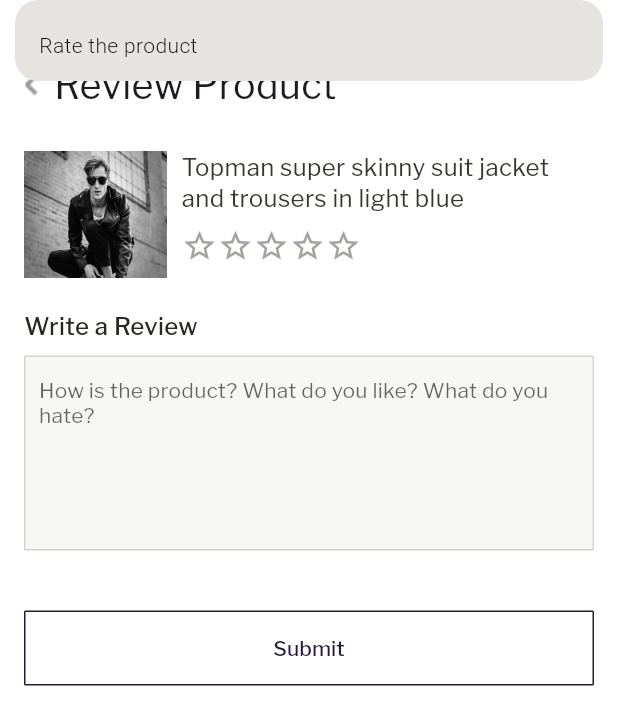
After one commit to LaFetch2026/Lf_Application_Production, a Flutter app: the ReviewproductsScreen screen opened directly, after a tap on "Submit", on a phone screen of 412 x 824 dp. The commit adds this screen. Shown: the top 725 px of the screen. Run offline on Flutter 3.47's test engine with Material 2 defaults, Android fonts, the phone set to English and light mode, and no system bars; drawn by our look-alikes of getwidget; our stand-ins replace cached_network_image, dropdown_button2, flutter_cache_manager, flutter_otp_text_field, flutter_rating_bar, flutter_screenutil and 4 more; missing offline and left inert: razorpay_flutter; accounts and stored records are empty; network calls fail.

Commit message:
added review api

```diff
--- /dev/null
+++ b/lib/controller/review_controller.dart
@@ -0,0 +1,70 @@
+// ignore_for_file: avoid_print
+
+import 'dart:convert';
+import 'package:flutter/cupertino.dart';
+import 'package:get/get.dart';
+import 'package:lafetch/controller/base_controller.dart';
+import 'package:shared_preferences/shared_preferences.dart';
+import 'package:http/http.dart' as http;
+import 'package:lafetch/commonwidget/common_widgets.dart';
+import '../utils/constants.dart';
+
+class ReviewController extends BaseController {
+  RxDouble rating = 0.0.obs;
+  final comment = TextEditingController();
+
+  bool checkReviewValidation() {
+    if (rating.value == 0.0) {
+      getSnackBar(
+        "Rate the product",
+      );
+      return false;
+    }
+    if (comment.text.toString().trim().isEmpty) {
+      getSnackBar(
+        "Enter Review",
+      );
+      return false;
+    }
+    return true;
+  }
+
+  callAddReview(int id) async {
+    showLoading();
+    final prefs = await SharedPreferences.getInstance();
+    try {
+      final Map<String, dynamic> sendData = {
+        "comment": comment.text.toString().trim(),
+        "rating": rating.value,
+      };
+      var response = await http.put(
+          Uri.parse("${ApiConstants.baseUrl}/products/$id/reviews"),
+          headers: <String, String>{
+            'Accept': 'application/json; charset=UTF-8',
+            'Content-Type': 'application/json;charset=UTF-8',
+            "Authorization": "Bearer ${prefs.getString('token')} ",
+          },
+          body: json.encode(sendData));
+      if (response.statusCode == 200) {
+        getSnackBar("Review added");
+        Get.close(1);
+      } else if (response.statusCode == 201) {
+        getSnackBar("Review added");
+        print(response.body);
+        Get.close(1);
+      } else if (response.statusCode == 400) {
+        print(response.body);
+      } else if (response.statusCode == 500) {
+        getSnackBar("Server Error");
+      } else if (response.statusCode == 401) {
+        getSnackBar("Authentication failed");
+      } else {
+        print(response.statusCode);
+        print(response.body);
+      }
+    } catch (e) {
+      print(e.toString());
+    }
+    hideLoading();
+  }
+}
--- a/lib/screens/accountscreen.dart
+++ b/lib/screens/accountscreen.dart
@@ -13,6 +13,7 @@ import 'package:lafetch/screens/account/saved_address.dart';
 import 'package:lafetch/screens/cartscreen.dart';
 import 'package:lafetch/screens/editprofilescreen.dart';
 import 'package:lafetch/screens/orderexchangescreen.dart';
+import 'package:lafetch/screens/reviewproducts.dart';
 import '../commonwidget/app_text.dart';
 import '../utils/constants.dart';
 
@@ -356,7 +357,9 @@ class AccountScreenState extends State<AccountScreen> {
                             crossAxisAlignment: CrossAxisAlignment.start,
                             children: [
                               GestureDetector(
-                                onTap: () {},
+                                onTap: () {
+                                  Get.to(const ReviewproductsScreen());
+                                },
                                 child: Padding(
                                   padding: const EdgeInsets.only(
                                       top: 20, left: 16, right: 16),
--- /dev/null
+++ b/lib/screens/reviewproducts.dart
@@ -0,0 +1,173 @@
+// ignore_for_file: avoid_print
+
+import 'package:flutter/material.dart';
+import 'package:flutter_screenutil/flutter_screenutil.dart';
+import 'package:get/get.dart';
+import 'package:getwidget/getwidget.dart';
+import 'package:lafetch/commonwidget/common_widgets.dart';
+import 'package:lafetch/controller/review_controller.dart';
+import '../commonwidget/app_text.dart';
+import '../commonwidget/appbarwidgets/backbutton_appbar.dart';
+import '../utils/constants.dart';
+
+class ReviewproductsScreen extends StatefulWidget {
+  const ReviewproductsScreen({super.key});
+
+  @override
+  State<ReviewproductsScreen> createState() => ReviewproductsScreenState();
+}
+
+class ReviewproductsScreenState extends State<ReviewproductsScreen> {
+  final controller = Get.put(ReviewController());
+
+  @override
+  void initState() {
+    controller.rating.value = 0.0;
+    super.initState();
+  }
+
+  @override
+  Widget build(BuildContext context) {
+    return Scaffold(
+      backgroundColor: whiteColor,
+      body: Column(
+        children: [
+          const BackButtonAppbar(
+            text: "Review Product",
+            threeDot: false,
+            backgroundColor: whiteColor,
+            icon: threeDotImage,
+          ),
+          Expanded(
+            child: Column(
+              crossAxisAlignment: CrossAxisAlignment.start,
+              children: [
+                Container(
+                  color: whiteColor,
+                  child: Column(
+                    crossAxisAlignment: CrossAxisAlignment.start,
+                    children: [
+                      Padding(
+                        padding: const EdgeInsets.symmetric(
+                            horizontal: 16, vertical: 20),
+                        child: Row(
+                          children: [
+                            Expanded(
+                              flex: 1,
+                              child: Image.asset(backImage,
+                                  height: 85, width: 70, fit: BoxFit.cover),
+                            ),
+                            Expanded(
+                              flex: 3,
+                              child: Column(
+                                crossAxisAlignment: CrossAxisAlignment.start,
+                                mainAxisAlignment: MainAxisAlignment.start,
+                                children: [
+                                  Padding(
+                                    padding: const EdgeInsets.symmetric(
+                                      horizontal: 10,
+                                    ),
+                                    child: AppText(
+                                      text:
+                                          "Topman super skinny suit jacket and trousers in light blue",
+                                      maxLines: 2,
+                                      fontFamily: "Franklin Gothic Regular",
+                                      fontWeight: FontWeight.w400,
+                                      fontSize: 14.sp,
+                                      color: nameText,
+                                    ),
+                                  ),
+                                  Obx(
+                                    () => Padding(
+                                      padding: const EdgeInsets.symmetric(
+                                          vertical: 10, horizontal: 10),
+                                      child: GFRating(
+                                        value: controller.rating.value,
+                                        borderColor: const Color(0XFFA6A39F),
+                                        color: Colors.amber,
+                                        size: 24,
+                                        onChanged: (value) {
+                                          controller.rating.value = value;
+                                          print(controller.rating.value);
+                                        },
+                                      ),
+                                    ),
+                                  )
+                                ],
+                              ),
+                            )
+                          ],
+                        ),
+                      ),
+                      Padding(
+                        padding: const EdgeInsets.symmetric(
+                          horizontal: 16,
+                        ),
+                        child: AppText(
+                          text: "Write a Review",
+                          maxLines: 2,
+                          fontFamily: "Franklin Gothic",
+                          fontWeight: FontWeight.w500,
+                          fontSize: 14.sp,
+                          color: loginText,
+                        ),
+                      ),
+                      Padding(
+                        padding: const EdgeInsets.symmetric(
+                            horizontal: 16, vertical: 10),
+                        child: TextField(
+                          textCapitalization: TextCapitalization.words,
+                          style: const TextStyle(
+                            color: textColor,
+                            fontFamily: "Franklin Gothic Regular",
+                          ),
+                          controller: controller.comment,
+                          maxLines: 5,
+                          keyboardType: TextInputType.multiline,
+                          decoration: InputDecoration(
+                            filled: true,
+                            fillColor: whiteTextColor,
+                            focusedBorder: const OutlineInputBorder(
+                                borderSide: BorderSide(color: borderColor)),
+                            border: OutlineInputBorder(
+                              borderRadius: BorderRadius.circular(1),
+                            ),
+                            enabledBorder: OutlineInputBorder(
+                              borderRadius: BorderRadius.circular(1),
+                              borderSide: const BorderSide(color: borderColor),
+                            ),
+                            counterText: "",
+                            contentPadding: const EdgeInsets.symmetric(
+                                horizontal: 10, vertical: 10),
+                            hintText:
+                                "How is the product? What do you like? What do you hate?",
+                            hintStyle: const TextStyle(fontSize: 14),
+                          ),
+                        ),
+                      ),
+                      Obx(() => Padding(
+                            padding: const EdgeInsets.only(top: 30, bottom: 10),
+                            child: getSingleButton(
+                                label: "Submit",
+                                textColor: btnTextColor,
+                                controller: controller,
+                                backgroundColor: whiteColor,
+                                onPressed: () {
+                                  if (controller.checkReviewValidation()) {
+                                    controller
+                                        .callAddReview(18); //id will change
+                                  }
+                                },
+                                borderColor: btnTextColor),
+                          ))
+                    ],
+                  ),
+                ),
+              ],
+            ),
+          ),
+        ],
+      ),
+    );
+  }
+}
```
